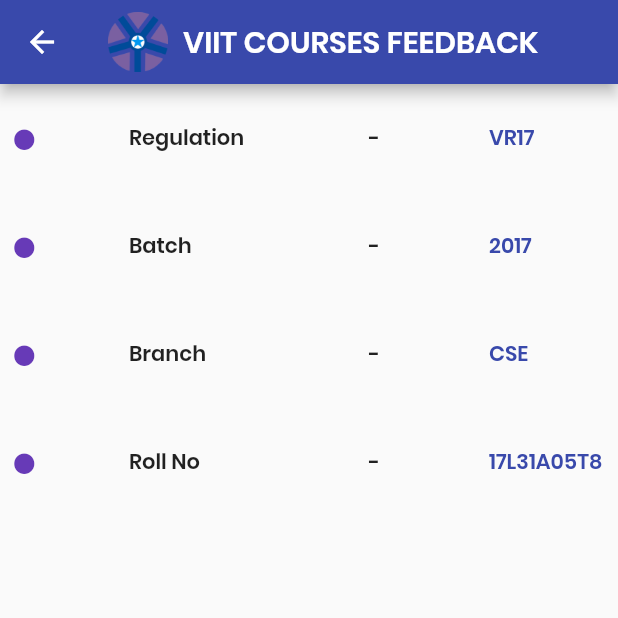
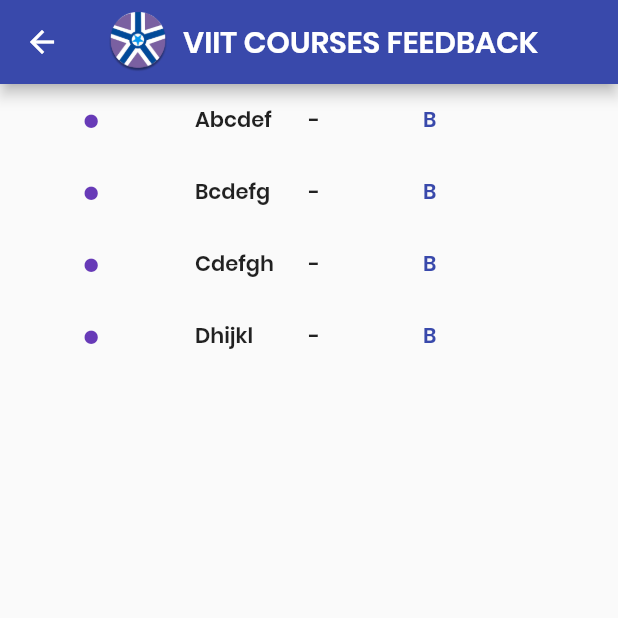
Before and after one commit to sampathbalivada/viit_course_feedback, a Flutter app: the TestPage screen opened by its route, on a phone screen of 412 x 824 dp, the top half of it. Run offline on Flutter 3.47's test engine with Material 2 defaults, Android fonts, the phone set to English and light mode, and no system bars; network calls fail.

Commit message:
changed logo and made UI optims to detail_table

```diff
--- a/lib/test_page.dart
+++ b/lib/test_page.dart
@@ -1,6 +1,6 @@
 import 'package:flutter/material.dart';
 import 'package:viit_course_feedback/widgets/appbar.dart';
-import 'package:viit_course_feedback/widgets/detail_row.dart';
+import 'package:viit_course_feedback/widgets/detail_table.dart';
 
 class TestPage extends StatefulWidget {
   @override
@@ -17,10 +17,12 @@ class _TestPageState extends State<TestPage> {
           width: 400,
           child: Column(
             children: <Widget>[
-              DetailsRow('Regulation', 'VR17'),
-              DetailsRow('Batch', '2017'),
-              DetailsRow('Branch', 'CSE'),
-              DetailsRow('Roll No', '17L31A05T8'),
+              DetailsTable(details: <String, String>{
+                'Abcdef' : 'B',
+                'Bcdefg' : 'B',
+                'Cdefgh' : 'B',
+                'Dhijkl' : 'B',
+              }),
             ],
           ),
         ),
--- a/lib/widgets/card_content.dart
+++ b/lib/widgets/card_content.dart
@@ -3,7 +3,7 @@ import 'package:flutter/material.dart';
 
 import '../scoped-model/courses_feedback_model.dart';
 
-import './detail_row.dart';
+import './detail_table.dart';
 
 class CardContent extends StatefulWidget {
   final CoursesFeedbackModel model;
@@ -102,19 +102,20 @@ class _CardContentState extends State<CardContent> {
   _buildFinalDetailsContent(CoursesFeedbackModel model) {
     Map<String, String> details = model.finalEnteryDetails;
     return Container(
-      child: Column(
-        mainAxisAlignment: MainAxisAlignment.center,
-        children: <Widget>[
-          DetailsRow('Regulation', details['Regulation']),
-          SizedBox(height: 5),
-          DetailsRow('Batch', details['Batch']),
-          SizedBox(height: 5),
-          DetailsRow('Branch', details['Branch']),
-          SizedBox(height: 5),
-          DetailsRow('RollNumber', details['RollNumber']),
-          SizedBox(height: 5),
-        ],
-      ),
+      // child: Column(
+      //   mainAxisAlignment: MainAxisAlignment.center,
+      //   children: <Widget>[
+      //     DetailsRow('Regulation', details['Regulation']),
+      //     SizedBox(height: 5),
+      //     DetailsRow('Batch', details['Batch']),
+      //     SizedBox(height: 5),
+      //     DetailsRow('Branch', details['Branch']),
+      //     SizedBox(height: 5),
+      //     DetailsRow('RollNumber', details['RollNumber']),
+      //     SizedBox(height: 5),
+      //   ],
+      // ),
+      child: DetailsTable(details: details),
     );
   }
 
--- a/lib/widgets/detail_row.dart
+++ /dev/null
@@ -1,32 +0,0 @@
-import 'package:flutter/material.dart';
-
-class DetailsRow extends StatelessWidget {
-  final String title;
-  final String value;
-
-  DetailsRow(this.title, this.value);
-
-  @override
-  Widget build(BuildContext context) {
-    return Table(
-      defaultVerticalAlignment: TableCellVerticalAlignment.middle,
-      children: <TableRow>[
-        TableRow(
-          children: [
-            Text(
-              '•',
-              style: TextStyle(
-                color: Theme.of(context).accentColor,
-                fontSize: 48,
-              ),
-            ),
-            Text(title),
-            SizedBox(width: 2),
-            Text('-'),
-            Text(value, style: TextStyle(color: Theme.of(context).primaryColor))
-          ],
-        )
-      ],
-    );
-  }
-}
--- /dev/null
+++ b/lib/widgets/detail_table.dart
@@ -0,0 +1,76 @@
+import 'package:flutter/material.dart';
+
+class DetailsTable extends StatelessWidget {
+  // final List<String> title;
+  // final List<String> value;
+  final Map<String, String> details;
+
+  DetailsTable({@required this.details});
+
+  List<TableRow> buildDetailRows(BuildContext context) {
+    List<TableRow> contentList = [];
+
+    // for (var i = 0; i < 4; i++) {
+    //   contentList.add(
+    //     TableRow(
+    //       children: [
+    //         Text(
+    //           '•',
+    //           style: TextStyle(
+    //             color: Theme.of(context).accentColor,
+    //             fontSize: 48,
+    //           ),
+    //         ),
+    //         Text(title[i]),
+    //         SizedBox(width: 2),
+    //         Text('-'),
+    //         Text(
+    //           value[i],
+    //           style: TextStyle(color: Theme.of(context).primaryColor),
+    //         )
+    //       ],
+    //     ),
+    //   );
+    // }
+
+    details.forEach((k, v) {
+      contentList.add(
+        TableRow(
+          children: [
+            Text(
+              '•',
+              style: TextStyle(
+                color: Theme.of(context).accentColor,
+                fontSize: 32,
+              ),
+            ),
+            Text(k),
+            // SizedBox(width: 2),
+            Text('-'),
+            Text(
+              v,
+              style: TextStyle(color: Theme.of(context).primaryColor),
+            )
+          ],
+        ),
+      );
+    });
+    return contentList;
+  }
+
+  @override
+  Widget build(BuildContext context) {
+    return Padding(
+      padding: const EdgeInsets.only(left: 48, right: 48),
+      child: Column(
+        mainAxisAlignment: MainAxisAlignment.center,
+        children: <Widget>[
+          Table(
+            defaultVerticalAlignment: TableCellVerticalAlignment.middle,
+            children: buildDetailRows(context),
+          ),
+        ],
+      ),
+    );
+  }
+}
```
Also changed, not shown: assets/vignan_logo.png.
